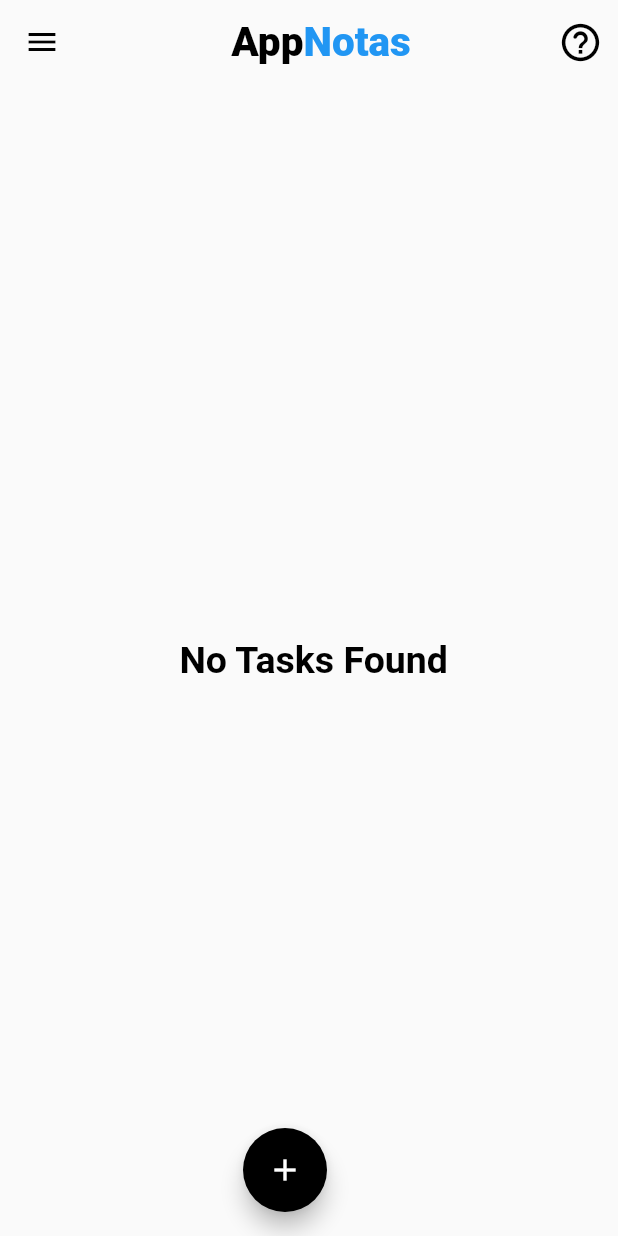
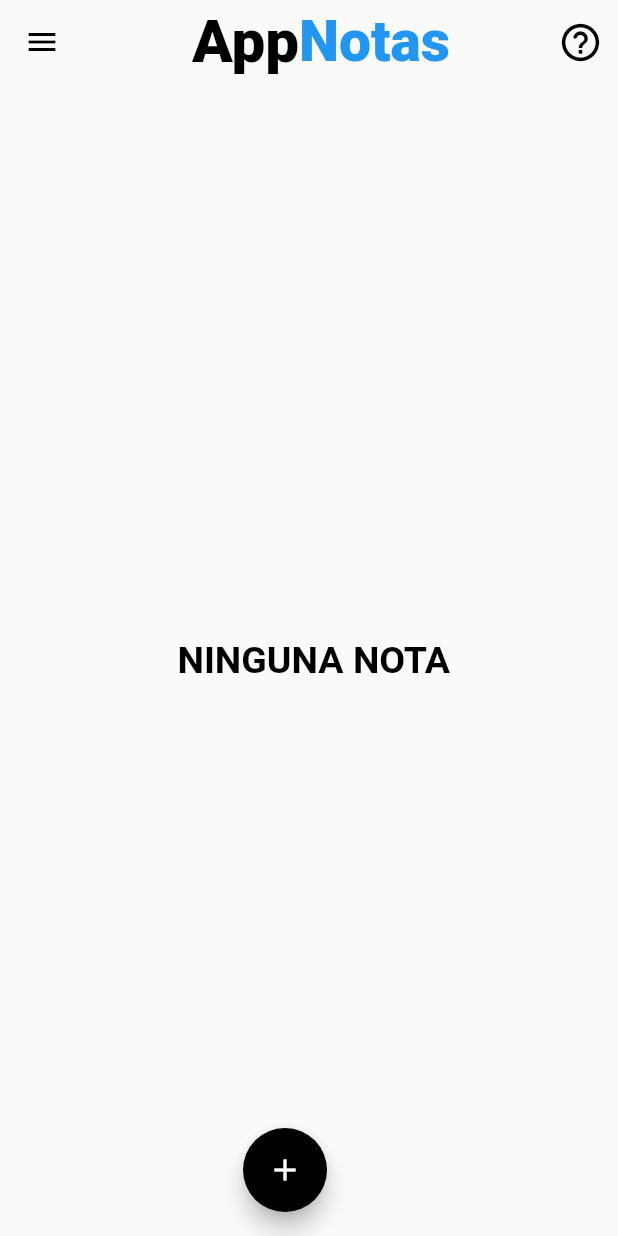
Before and after one commit to Aldairtunq/todo_app, a Flutter app: the screen it shows after launch, on a phone screen of 412 x 824 dp. Run offline on Flutter 3.47's test engine with Material 2 defaults, Android fonts, the phone set to English and light mode, and no system bars; our stand-ins replace sqflite; accounts and stored records are empty.

Commit message:
ultimo commit add_update_screen

```diff
--- a/lib/add_update_screen.dart
+++ b/lib/add_update_screen.dart
@@ -45,7 +45,7 @@ class _AddUpdateTaskState extends State<AddUpdateTask> {
     final descController = TextEditingController(text: widget.todoDesc);
     String appTitle;
     if (widget.update == true) {
-      appTitle = "Update Task";
+      appTitle = "ACTUALIZAR LA NOTA";
     } else {
       appTitle = "AGREGAR NOTA";
     }
--- a/lib/home_screen.dart
+++ b/lib/home_screen.dart
@@ -36,14 +36,14 @@ class _HomeScreenState extends State<HomeScreen> {
             Text(
               "App",
               style: TextStyle(
-                fontSize: 27,
+                fontSize: 40,
                 fontWeight: FontWeight.w900,
               ),
             ),
             Text(
               "Notas",
               style: TextStyle(
-                  fontSize: 27,
+                  fontSize: 38,
                   fontWeight: FontWeight.w900,
                   color: Colors.blue),
             )
@@ -75,7 +75,7 @@ class _HomeScreenState extends State<HomeScreen> {
               } else if (snapshot.data!.length == 0) {
                 return Center(
                   child: Text(
-                    " No Tasks Found",
+                    " NINGUNA NOTA",
                     style: TextStyle(
                       fontSize: 25,
                       fontWeight: FontWeight.bold,
@@ -111,9 +111,10 @@ class _HomeScreenState extends State<HomeScreen> {
                         });
                       },
                       child: Container(
-                        margin: EdgeInsets.all(5),
+                        margin: EdgeInsets.all(12),
                         decoration: BoxDecoration(
-                          color: Color.fromARGB(255, 184, 226, 249),
+                          borderRadius: BorderRadius.circular(20),
+                          color: Color.fromARGB(255, 180, 228, 244),
                           boxShadow: [
                             BoxShadow(
                               color: Colors.black12,
@@ -173,8 +174,8 @@ class _HomeScreenState extends State<HomeScreen> {
                                     },
                                     child: Icon(
                                       Icons.edit_note,
-                                      size: 28,
-                                      color: Colors.green,
+                                      size: 50,
+                                      color: Color.fromARGB(255, 11, 11, 11),
                                     ),
                                   )
                                 ],
```
